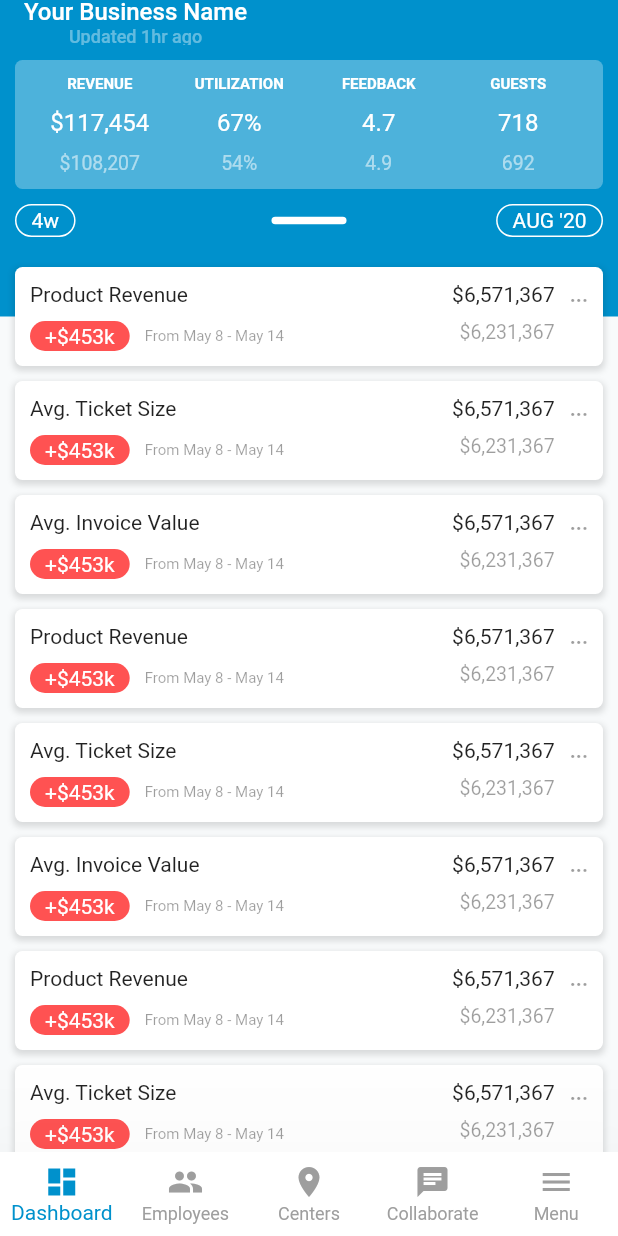
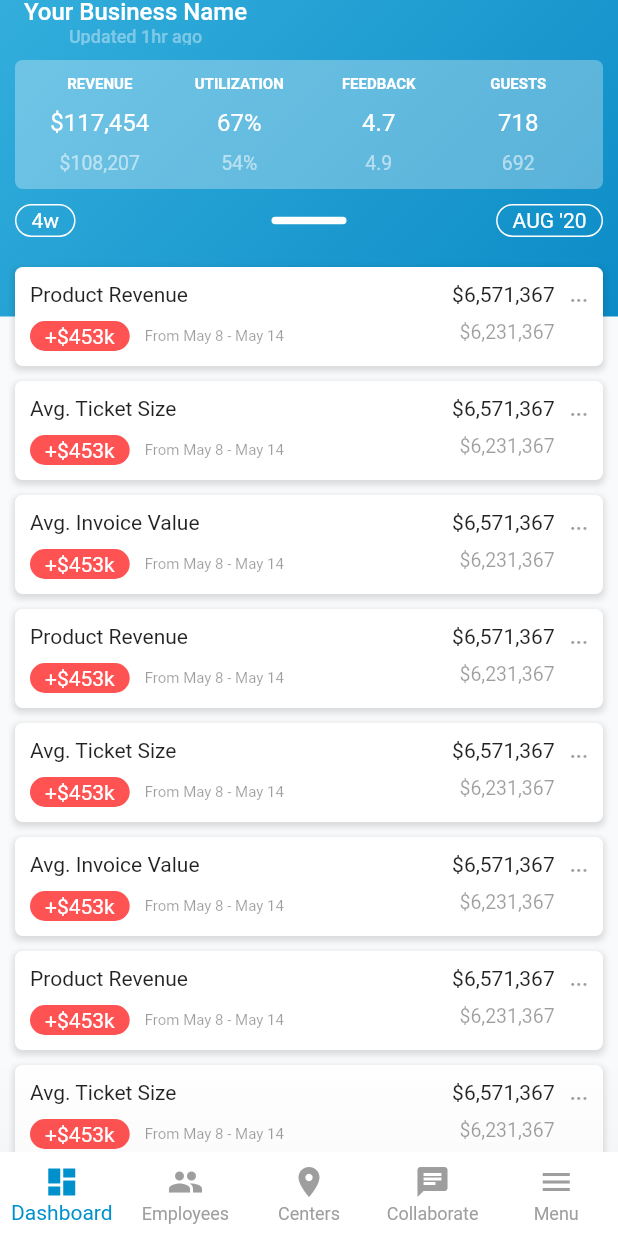
Before and after one commit to whilestevego/z_flutter_demo, a Flutter app: the screen it shows after launch, on a phone screen of 412 x 824 dp. Run offline on Flutter 3.47's test engine with Material 2 defaults, Android fonts, the phone set to English and light mode, and no system bars.

Commit message:
Create an app wide gradient background at top of app

```diff
--- a/lib/main.dart
+++ b/lib/main.dart
@@ -61,8 +61,23 @@ class MainScreen extends StatefulWidget {
 class _MainScreenState extends State<MainScreen> {
   @override
   Widget build(BuildContext context) {
-    return Scaffold(
-      backgroundColor: themeBlue,
+    return Stack(
+      children: <Widget>[
+        // Slight light to dark blue gradient in app bar area
+        Container(
+          height: 400.0,
+          decoration: BoxDecoration(
+            gradient: LinearGradient(
+                begin: Alignment.topLeft,
+                end: Alignment.bottomRight,
+                colors: [
+                  Color.fromRGBO(51, 174, 220, 1),
+                  Color.fromRGBO(0, 129, 192, 1)
+                ]),
+          ),
+        ),
+        Scaffold(
+          backgroundColor: Color.fromRGBO(0, 0, 0, 0),
           appBar: AppBar(
             title: Column(
               children: <Widget>[
@@ -106,6 +121,8 @@ class _MainScreenState extends State<MainScreen> {
                 )
                 .toList(),
           ),
+        ),
+      ],
     );
   }
 }
```
Lines whose indentation alone changed are shown as unchanged.
